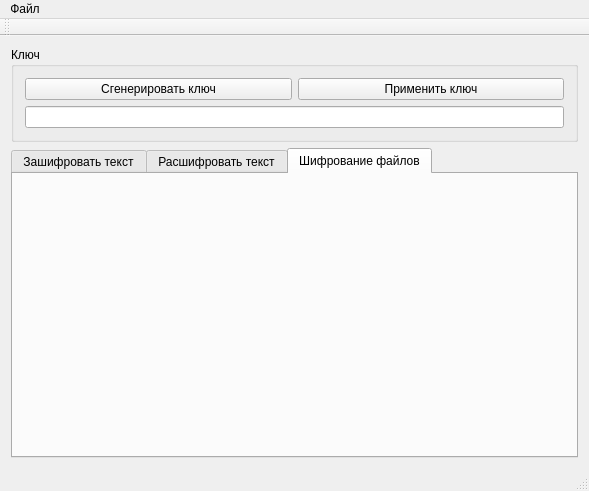
Above: forms/mainwindow.ui from suiljex/idea_tools before the change. Below: the same form after it.
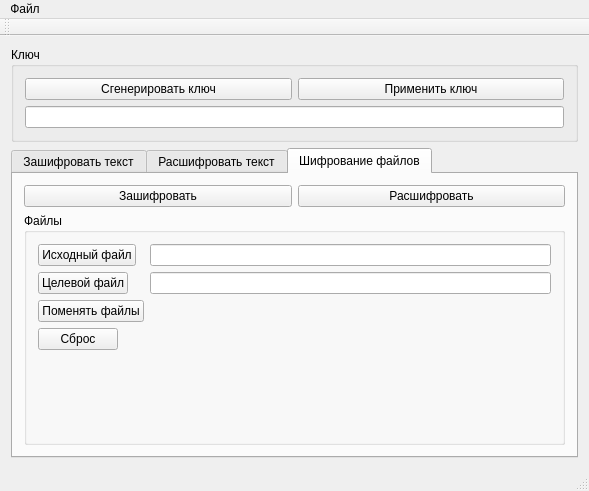
That is the form after the change. The open tabs and pages were chosen to show the change.

Commit message: ADD Шифрование файлов

```diff
--- a/forms/mainwindow.ui
+++ b/forms/mainwindow.ui
@@ -97,6 +97,75 @@
        <attribute name="title">
         <string>Шифрование файлов</string>
        </attribute>
+       <layout class="QVBoxLayout" name="verticalLayout_5">
+        <item>
+         <layout class="QHBoxLayout" name="horizontalLayout_2">
+          <item>
+           <widget class="QPushButton" name="pushButton_file_encrypt">
+            <property name="text">
+             <string>Зашифровать</string>
+            </property>
+           </widget>
+          </item>
+          <item>
+           <widget class="QPushButton" name="pushButton_file_decrypt">
+            <property name="text">
+             <string>Расшифровать</string>
+            </property>
+           </widget>
+          </item>
+         </layout>
+        </item>
+        <item>
+         <widget class="QGroupBox" name="groupBox_files">
+          <property name="sizePolicy">
+           <sizepolicy hsizetype="Preferred" vsizetype="Preferred">
+            <horstretch>0</horstretch>
+            <verstretch>0</verstretch>
+           </sizepolicy>
+          </property>
+          <property name="title">
+           <string>Файлы</string>
+          </property>
+          <layout class="QFormLayout" name="formLayout_2">
+           <item row="0" column="0">
+            <widget class="QPushButton" name="pushButton_open_file_srs">
+             <property name="text">
+              <string>Исходный файл</string>
+             </property>
+            </widget>
+           </item>
+           <item row="0" column="1">
+            <widget class="QLineEdit" name="lineEdit_file_src"/>
+           </item>
+           <item row="1" column="0">
+            <widget class="QPushButton" name="pushButton_open_file_dst">
+             <property name="text">
+              <string>Целевой файл</string>
+             </property>
+            </widget>
+           </item>
+           <item row="1" column="1">
+            <widget class="QLineEdit" name="lineEdit_file_dst"/>
+           </item>
+           <item row="3" column="0">
+            <widget class="QPushButton" name="pushButton_cancel">
+             <property name="text">
+              <string>Сброс</string>
+             </property>
+            </widget>
+           </item>
+           <item row="2" column="0">
+            <widget class="QPushButton" name="pushButton_files_change">
+             <property name="text">
+              <string>Поменять файлы</string>
+             </property>
+            </widget>
+           </item>
+          </layout>
+         </widget>
+        </item>
+       </layout>
       </widget>
      </widget>
     </item>
```
Left out of the diff: 6 changed lines with no effect on the pictures. The commit also changes 2 other files.
